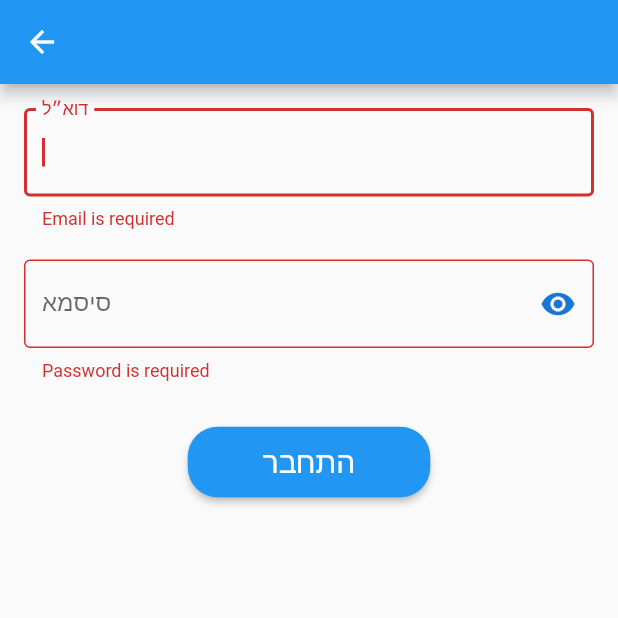
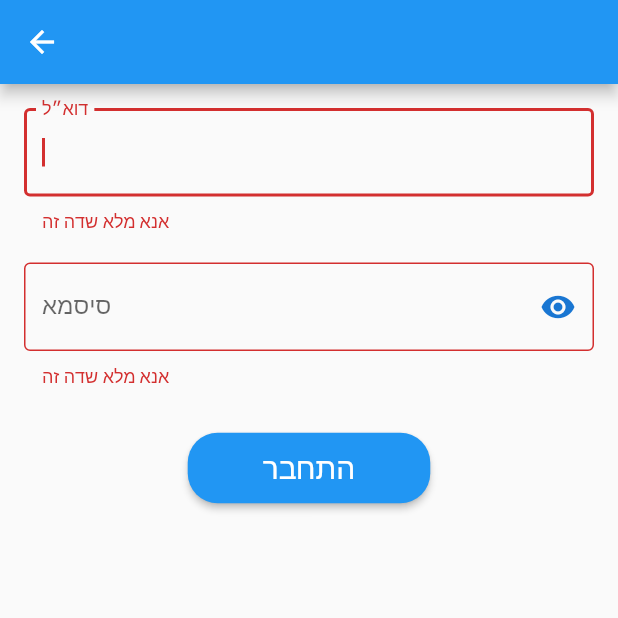
Before and after one commit to MorDvash/fitfix, a Flutter app: the AuthScreen screen opened directly with empty values, after a tap on "התחבר", on a phone screen of 412 x 824 dp, the top half of it. Run offline on Flutter 3.47's test engine with Material 2 defaults, Android fonts, the phone set to English and light mode, and no system bars; our stand-ins replace firebase_auth, firebase_core, form_field_validator, google_sign_in; missing offline and left inert: flutter_facebook_auth; accounts and stored records are empty.

Commit message:
fixing signUp with email

```diff
--- a/lib/provider/userProvider.dart
+++ b/lib/provider/userProvider.dart
@@ -13,6 +13,7 @@ class UserProvider with ChangeNotifier {
 
   void insertUserInfo(UserModel userInfo) {
     user = userInfo;
+    print('got here');
     notifyListeners();
   }
 
--- a/lib/screens/authScreen.dart
+++ b/lib/screens/authScreen.dart
@@ -1,8 +1,10 @@
 import 'package:fitfix/middleware/FirebaseApi.dart';
+import 'package:fitfix/provider/userProvider.dart';
 import 'package:fitfix/widgets/TextFormField.dart';
 import 'package:fitfix/widgets/roundedElevatedButton.dart';
 import 'package:flutter/material.dart';
 import 'package:form_field_validator/form_field_validator.dart';
+import 'package:provider/provider.dart';
 
 class AuthScreen extends StatefulWidget {
   static const routeName = 'authScreen';
@@ -46,7 +48,10 @@ class _AuthScreenState extends State<AuthScreen> {
     if (isValid) {
       _formKey.currentState!.save();
       if (title == 'הרשמה') {
-        FireBaseApi.signUpWithEmail(_email, _password, _userName);
+        var userInfo =
+            await FireBaseApi.signUpWithEmail(_email, _password, _userName);
+        Provider.of<UserProvider>(context, listen: false)
+            .insertUserInfo(userInfo);
       } else {
         FireBaseApi.signInWithEmail(_email, _password);
       }
@@ -56,18 +61,16 @@ class _AuthScreenState extends State<AuthScreen> {
   @override
   Widget build(BuildContext context) {
     final _passwordValidator = MultiValidator([
-      RequiredValidator(errorText: 'Password is required'),
-      MinLengthValidator(7,
-          errorText: 'Password must be at least 7 digits long'),
+      RequiredValidator(errorText: 'אנא מלא שדה זה'),
+      MinLengthValidator(7, errorText: 'סיסמא קצרה מידי'),
     ]);
     final _emailValidator = MultiValidator([
-      RequiredValidator(errorText: 'Email is required'),
-      EmailValidator(errorText: 'Enter a valid email address'),
+      RequiredValidator(errorText: 'אנא מלא שדה זה'),
+      EmailValidator(errorText: 'דוא״ל לא תקין'),
     ]);
     final _usernameValidator = MultiValidator([
-      RequiredValidator(errorText: 'Username is required'),
-      MinLengthValidator(2,
-          errorText: 'Username must be at least 2 digits long'),
+      RequiredValidator(errorText: 'אנא מלא שדה זה'),
+      MinLengthValidator(2, errorText: 'שם משתמש קצר מידי'),
     ]);
     final title = ModalRoute.of(context)!.settings.arguments as String;
     var label = title == 'הרשמה' ? 'הרשם' : 'התחבר';
```
Also changed, not shown: lib/middleware/FirebaseApi.dart (+17 -12 lines).
